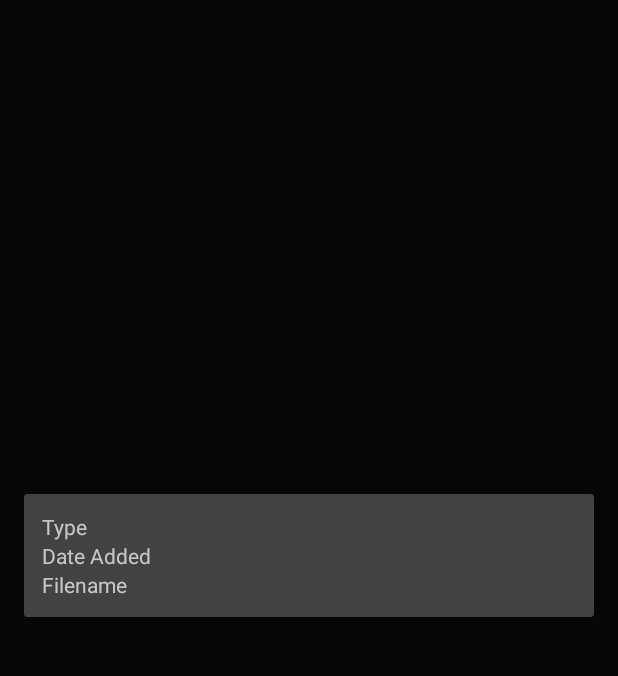
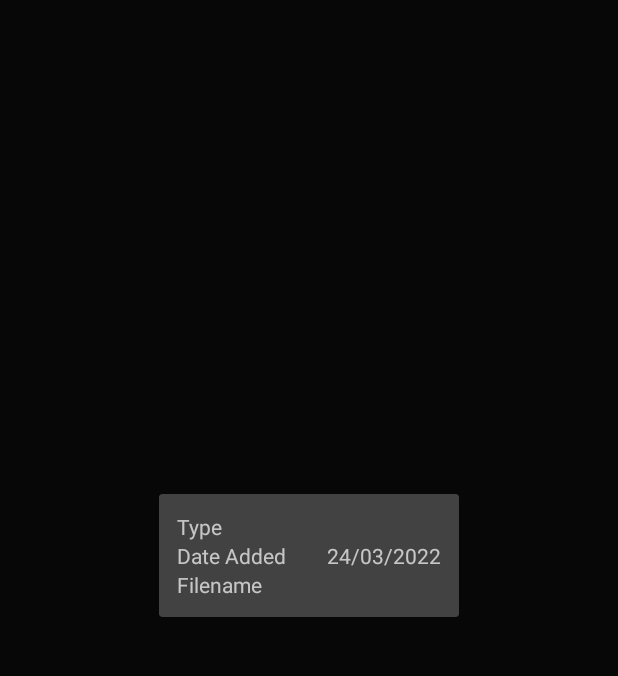
Before and after one commit to vutuanhaigk123/Gallery_Group3, an Android app: the FullscreenPhotoActivity screen opened directly, with no data from a screen before it, in the options menu, after a tap on "Get Info", on a phone screen of 412 x 824 dp, the part 62-738 px from its top. Run offline under Robolectric (Android 15) with nearby library versions, the phone set to English and light mode, and no system bars; libraries missing offline, so code that uses them is left out: com.dsphotoeditor.sdk, com.yalantis.ucrop; 6 statements that could not run were skipped.

Commit message:
fix get info image in fullscreen

```diff
--- a/app/src/main/java/com/example/view/FullscreenPhotoActivity.java
+++ b/app/src/main/java/com/example/view/FullscreenPhotoActivity.java
@@ -39,8 +39,10 @@ import com.yalantis.ucrop.UCrop;
 import java.io.File;
 import java.io.IOException;
 import java.text.SimpleDateFormat;
+import java.util.Calendar;
 import java.util.Collections;
 import java.util.Date;
+import java.util.Locale;
 import java.util.UUID;
 
 public class FullscreenPhotoActivity extends AppCompatActivity {
@@ -125,6 +127,15 @@ public class FullscreenPhotoActivity extends AppCompatActivity {
 
         Photo photo = getCurrentPhoto();
 
+        String date = photoAdapter.getPhotoList().get(binding.viewPager.getCurrentItem()).getDateAdded();
+
+        SimpleDateFormat formatter = new SimpleDateFormat("dd/MM/yyyy");
+
+        // Create a calendar object that will convert the date and time value in milliseconds to date.
+        Calendar calendar = Calendar.getInstance();
+        calendar.setTimeInMillis(Long.parseLong(date) * 1000);
+        date = formatter.format(calendar.getTime());
+
         LayoutInfomationImageBinding layoutInfomationImageBinding = LayoutInfomationImageBinding.inflate(getLayoutInflater());
         Dialog dialog = new Dialog(binding.getRoot().getContext());
         dialog.requestWindowFeature(Window.FEATURE_NO_TITLE);
@@ -132,7 +143,7 @@ public class FullscreenPhotoActivity extends AppCompatActivity {
 
         layoutInfomationImageBinding.typeImage.setText(photoAdapter.getPhotoList().get(binding.viewPager.getCurrentItem()).getMimeType());
         layoutInfomationImageBinding.filenameImage.setText(photoAdapter.getPhotoList().get(binding.viewPager.getCurrentItem()).getFilename());
-        layoutInfomationImageBinding.dateImage.setText(photoAdapter.getPhotoList().get(binding.viewPager.getCurrentItem()).getDateAdded());
+        layoutInfomationImageBinding.dateImage.setText(date);
 
 
 
--- a/app/src/main/res/layout/layout_infomation_image.xml
+++ b/app/src/main/res/layout/layout_infomation_image.xml
@@ -3,18 +3,18 @@
     android:layout_width="match_parent"
     android:layout_height="match_parent"
     android:padding="12dp">
-    <TableLayout
+    <LinearLayout
         android:layout_width="match_parent"
         android:layout_height="match_parent"
-        android:stretchColumns="1"
-        android:shrinkColumns="0"
+        android:orientation="vertical"
         >
-        <TableRow
-            android:layout_width="match_parent"
-            android:layout_height="fill_parent">
+        <LinearLayout
+            android:layout_width="wrap_content"
+            android:layout_height="wrap_content"
+            android:orientation="horizontal">
 
             <TextView
-                android:layout_width="200dp"
+                android:layout_width="100dp"
                 android:layout_height="match_parent"
                 android:text="Type"></TextView>
 
@@ -23,14 +23,14 @@
                 android:layout_width="match_parent"
                 android:layout_height="match_parent"
                 ></TextView>
-        </TableRow>
-
-        <TableRow
-            android:layout_width="match_parent"
-            android:layout_height="fill_parent">
+        </LinearLayout>
+        <LinearLayout
+            android:layout_width="wrap_content"
+            android:layout_height="wrap_content"
+            android:orientation="horizontal">
 
             <TextView
-                android:layout_width="200dp"
+                android:layout_width="100dp"
                 android:layout_height="match_parent"
                 android:text="Date Added"></TextView>
 
@@ -39,13 +39,14 @@
                 android:layout_width="match_parent"
                 android:layout_height="match_parent"
                 ></TextView>
-        </TableRow>
-        <TableRow
-            android:layout_width="match_parent"
-            android:layout_height="fill_parent">
+        </LinearLayout>
+        <LinearLayout
+            android:layout_width="wrap_content"
+            android:layout_height="wrap_content"
+            android:orientation="horizontal">
 
             <TextView
-                android:layout_width="200dp"
+                android:layout_width="100dp"
                 android:layout_height="match_parent"
                 android:text="Filename"></TextView>
 
@@ -54,6 +55,6 @@
                 android:layout_width="match_parent"
                 android:layout_height="match_parent"
                 ></TextView>
-        </TableRow>
-    </TableLayout>
+        </LinearLayout>
+    </LinearLayout>
 </androidx.constraintlayout.widget.ConstraintLayout>
```
